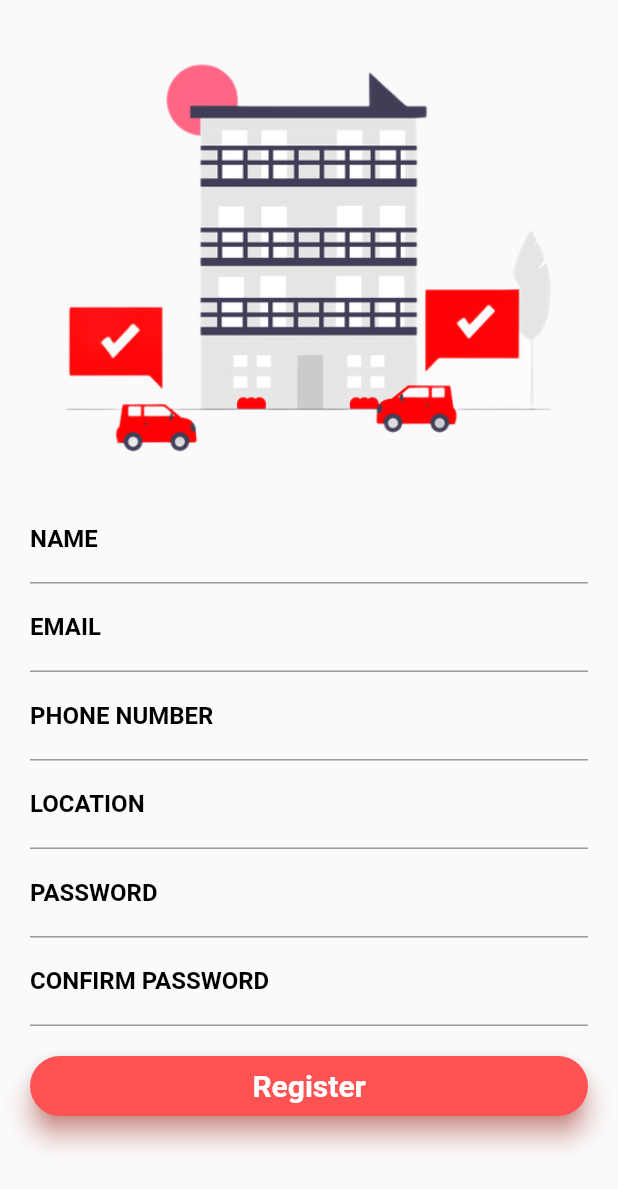
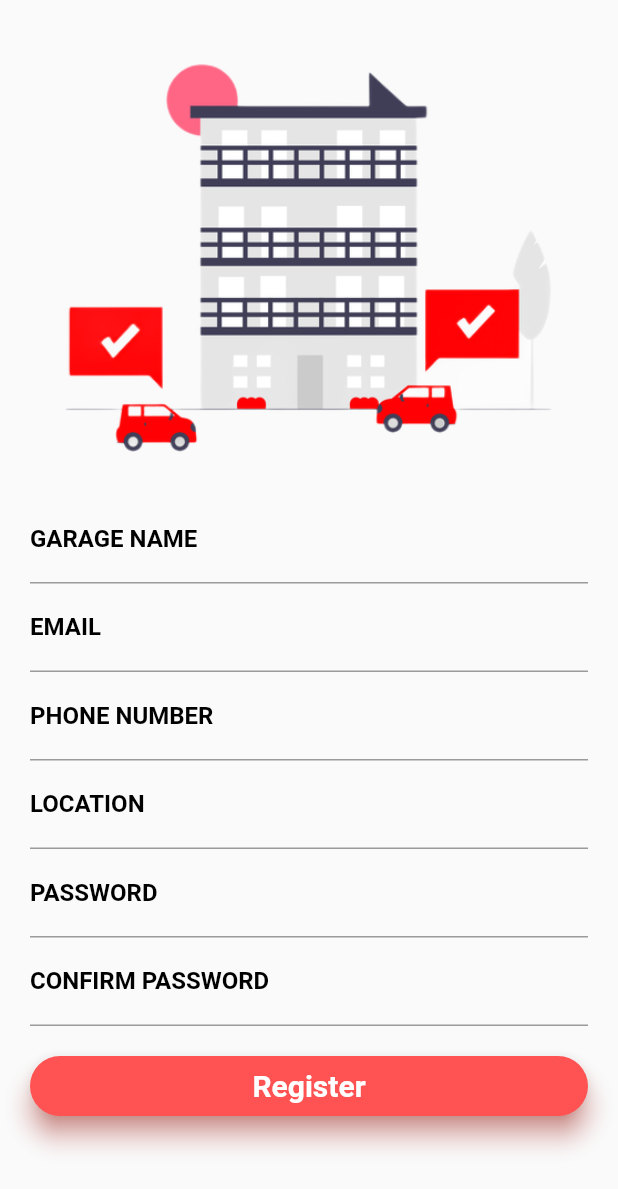
Before and after one commit to OfficialAnujMore/Roadside-Assistance, a Flutter app: the ServiceProvider screen opened directly, on a phone screen of 412 x 824 dp. Shown: the top 1189 px of the screen. Run offline on Flutter 3.47's test engine with Material 2 defaults, Android fonts, the light colour scheme and no system bars; network calls fail.

Commit message:
Customer and ESP Registeration

```diff
--- a/lib/screens/service_provider_register.dart
+++ b/lib/screens/service_provider_register.dart
@@ -3,6 +3,7 @@ import 'package:roadsideassistance/widgets/string_input.dart';
 import 'package:roadsideassistance/widgets/integer_input.dart';
 import 'package:roadsideassistance/widgets/password_input.dart';
 import 'package:roadsideassistance/widgets/submit_button.dart';
+import 'package:http/http.dart' as http;
 
 void main() => runApp(ServiceProvider());
 
@@ -13,6 +14,20 @@ class ServiceProvider extends StatefulWidget {
 }
 
 class _ServiceProviderState extends State<ServiceProvider> {
+
+  TextEditingController esp_email, esp_garage_name, esp_phone_number, esp_location,esp_password;
+
+  @override
+  void initState() {
+    // TODO: implement initState
+    super.initState();
+
+    esp_email = new TextEditingController();
+    esp_garage_name = new TextEditingController();
+    esp_phone_number = new TextEditingController();
+    esp_location = new TextEditingController();
+    esp_password = new TextEditingController();
+  }
   @override
   Widget build(BuildContext context) {
     return Scaffold(
@@ -35,20 +50,36 @@ class _ServiceProviderState extends State<ServiceProvider> {
               padding: EdgeInsets.only(top: 0.0, left: 20.0, right: 20.0),
               child: Column(
                 children: [
-                  String_Input(label_text: "NAME",),
-                  String_Input(label_text: "EMAIL",),
-                  Integer_Input(label_text: "PHONE NUMBER"),
-                  Integer_Input(label_text: "LOCATION"),
-                  Password_Input(label_text: "PASSWORD",),
+                  String_Input(label_text: "GARAGE NAME",controller_text: esp_garage_name,),
+                  String_Input(label_text: "EMAIL",controller_text: esp_email,),
+                  Integer_Input(label_text: "PHONE NUMBER",controller_text:esp_phone_number),
+                  String_Input(label_text: "LOCATION",controller_text: esp_location,),
+                  Password_Input(label_text: "PASSWORD",controller_text: esp_password,),
                   Password_Input(label_text: "CONFIRM PASSWORD",),
                   SizedBox(height: 20.0,),
                   Container(
                     height: 40.0,
-                    child: Submit_Button(button_text: 'Register',path: '/login',),
+                    child: GestureDetector(
+                      onTap: (){
+                        Service_provider_register(esp_email.text, esp_garage_name.text,esp_phone_number.text,esp_location.text,esp_password.text);
+                      },
+                      child: Material(
+                        borderRadius: BorderRadius.circular(20.0),
+                        shadowColor: Colors.red,
+                        color: Colors.redAccent,
+                        elevation: 7.0,
+                        child:Center(
+                          child: Text(
+                            "Register",
+                            style: TextStyle(
+                                color: Colors.white,
+                                fontWeight: FontWeight.bold,
+                                fontSize: 20.0),
+                          ),
+                        ),
+                      ),
+                    ),
                   ),
-
-
-
 
                 ],
               ),
@@ -59,5 +90,13 @@ class _ServiceProviderState extends State<ServiceProvider> {
         ),
       ),
     );
+
+
+  }
+
+  void Service_provider_register(String esp_email, String esp_garage_name, String esp_phone_number, esp_location, esp_password){
+    var url = "http://192.168.0.101/roadside_assistance/service_provider_register.php";
+    var data = {"email":esp_email, "garage_name":esp_garage_name, "phone_number":esp_phone_number, "location":esp_location, "password":esp_password};
+    var res = http.post(url,body: data);
   }
 }
--- a/lib/widgets/integer_input.dart
+++ b/lib/widgets/integer_input.dart
@@ -3,12 +3,14 @@ import 'package:flutter/services.dart';
 
 class Integer_Input extends StatelessWidget {
 
-  Integer_Input({this.label_text});
+  Integer_Input({this.label_text,this.controller_text});
 
   final String label_text;
+  final controller_text;
   @override
   Widget build(BuildContext context) {
     return TextField(
+      controller: controller_text,
       decoration:  InputDecoration(labelText:label_text,
         labelStyle: TextStyle(
           fontWeight: FontWeight.bold,
--- a/lib/widgets/password_input.dart
+++ b/lib/widgets/password_input.dart
@@ -4,14 +4,16 @@ import 'package:flutter/services.dart';
 
 class Password_Input extends StatelessWidget {
 
-  Password_Input({this.label_text, this.password});
+  Password_Input({this.label_text, this.password,this.controller_text});
 
   final String label_text;
   final bool password;
+  final controller_text;
 
   @override
   Widget build(BuildContext context) {
     return TextField(
+      controller: controller_text,
       decoration: InputDecoration(
         labelText: label_text,
         labelStyle: TextStyle(
--- a/lib/widgets/string_input.dart
+++ b/lib/widgets/string_input.dart
@@ -2,14 +2,16 @@ import 'package:flutter/material.dart';
 
 
 class String_Input extends StatelessWidget {
-  String_Input({this.label_text});
+  String_Input({this.label_text,this.controller_text});
 
   final String label_text;
+  final controller_text;
 
 
   @override
   Widget build(BuildContext context) {
     return TextField(
+      controller: controller_text,
       decoration: InputDecoration(
         labelText: label_text,
         labelStyle: TextStyle(
--- a/pubspec.yaml
+++ b/pubspec.yaml
@@ -28,6 +28,8 @@ dependencies:
   # The following adds the Cupertino Icons font to your application.
   # Use with the CupertinoIcons class for iOS style icons.
   cupertino_icons: ^0.1.3
+  http:
+  fluttertoast:
 
 dev_dependencies:
   flutter_test:
```
Also changed, not shown: lib/screens/customer_register.dart (+44 -6 lines), pubspec.lock.
